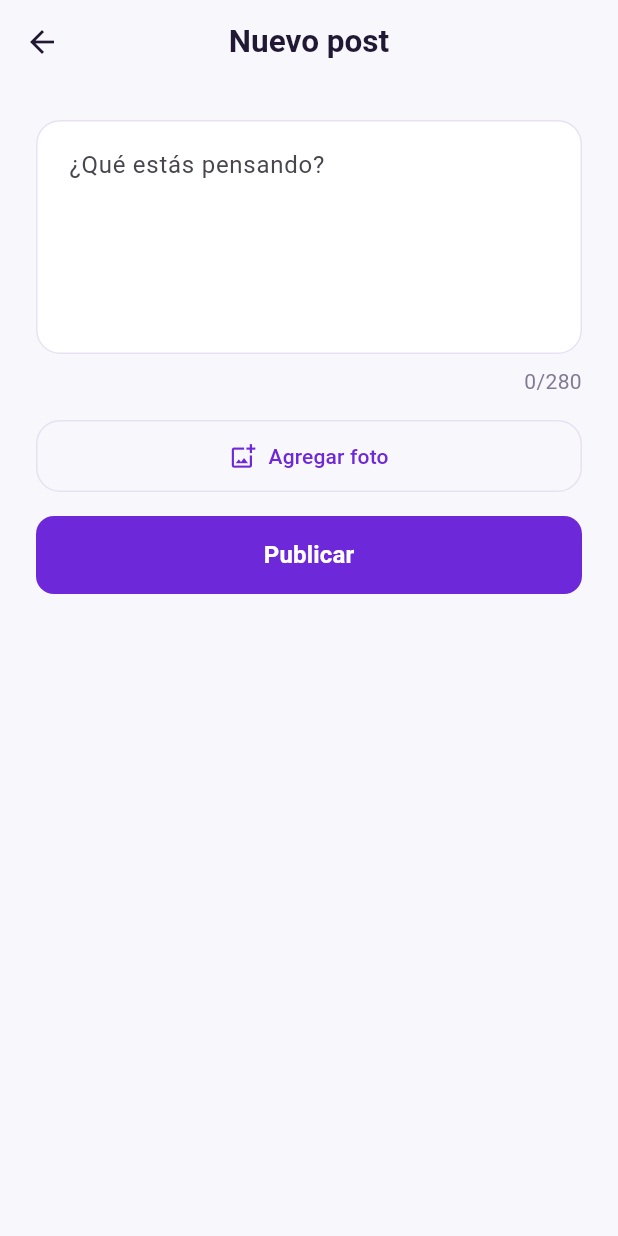
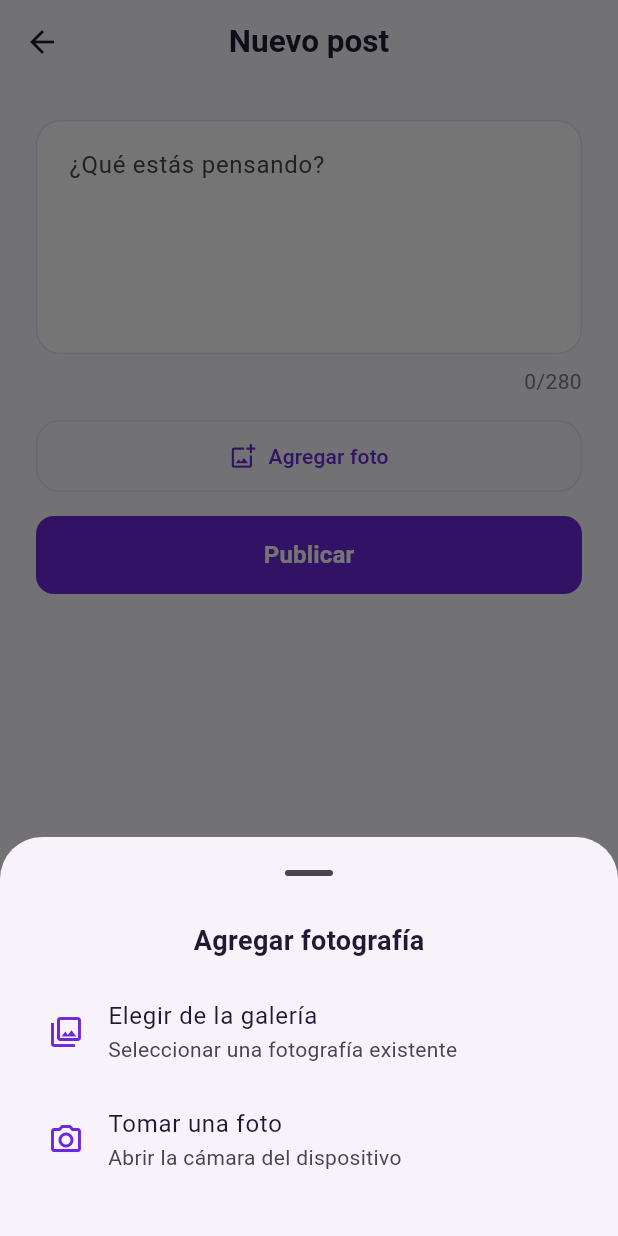
Before and after one commit to MarianaDeLaCruz06/labs_apps_moviles, a Flutter app: the ComposeScreen screen opened by its route, after a tap on "Agregar foto", on a phone screen of 412 x 824 dp. Run offline on Flutter 3.47's test engine with Material 3 defaults, Android fonts, the phone set to English and light mode, and no system bars; our stand-ins replace flutter_bloc, image_picker, supabase_flutter; accounts and stored records are empty.

Commit message:
feat(lab7): complete gallery and camera selection

```diff
--- a/lab_7/lib/features/compose/ui/bloc/compose_bloc.dart
+++ b/lab_7/lib/features/compose/ui/bloc/compose_bloc.dart
@@ -25,7 +25,7 @@ class ComposeBloc extends Bloc<ComposeEvent, ComposeState> {
     Emitter<ComposeState> emit,
   ) async {
     try {
-      final photo = await _pickImage();
+      final photo = await _pickImage(source: event.source);
 
       // Si cancela la galería, no cambia nada.
       if (photo == null) return;
--- a/lab_7/lib/features/compose/ui/bloc/compose_event.dart
+++ b/lab_7/lib/features/compose/ui/bloc/compose_event.dart
@@ -1,11 +1,17 @@
+import 'package:moviles_auth/features/avatar/domain/entities/photo_source.dart';
+
 /// Something the compose screen asks the ComposeBloc to do.
 abstract class ComposeEvent {}
 
 /// The user wants to attach a photo from the gallery.
 class ComposePhotoRequested extends ComposeEvent {
+  final PhotoSource source;
+
+  ComposePhotoRequested({this.source = PhotoSource.gallery});
+
   @override
   String toString() {
-    return 'ComposePhotoRequested()';
+    return 'ComposePhotoRequested(source: $source)';
   }
 }
 
--- a/lab_7/lib/features/compose/ui/screens/compose_screen.dart
+++ b/lab_7/lib/features/compose/ui/screens/compose_screen.dart
@@ -3,12 +3,14 @@ import 'package:flutter_bloc/flutter_bloc.dart';
 
 import 'package:moviles_auth/components/error_message.dart';
 import 'package:moviles_auth/components/primary_button.dart';
+import 'package:moviles_auth/features/avatar/domain/entities/photo_source.dart';
 import 'package:moviles_auth/features/compose/ui/bloc/compose_bloc.dart';
 import 'package:moviles_auth/features/compose/ui/bloc/compose_event.dart';
 import 'package:moviles_auth/features/compose/ui/bloc/compose_state.dart';
 import 'package:moviles_auth/theme/app_theme.dart';
 
-/// Writes a new post, with an optional photo, and goes back to the wall once it is published.
+/// Writes a new post with an optional photo.
+/// Returns to the wall after publishing successfully.
 class ComposeScreen extends StatefulWidget {
   const ComposeScreen({super.key});
 
@@ -20,30 +22,105 @@ class ComposeScreen extends StatefulWidget {
 
 class _ComposeScreenState extends State<ComposeScreen> {
   static const maxLength = 280;
+
   final _contentController = TextEditingController();
 
   @override
   void initState() {
     super.initState();
-    _contentController.addListener(() => setState(() {}));
+
+    _contentController.addListener(_updateCharacterCount);
+  }
+
+  void _updateCharacterCount() {
+    if (mounted) {
+      setState(() {});
+    }
   }
 
   @override
   void dispose() {
+    _contentController.removeListener(_updateCharacterCount);
     _contentController.dispose();
     super.dispose();
   }
 
+  /// Shows a menu to select the photo source.
+  Future<void> _choosePhotoSource() async {
+    final source = await showModalBottomSheet<PhotoSource>(
+      context: context,
+      showDragHandle: true,
+      builder: (sheetContext) {
+        return SafeArea(
+          child: Padding(
+            padding: const EdgeInsets.fromLTRB(16, 8, 16, 20),
+            child: Column(
+              mainAxisSize: MainAxisSize.min,
+              children: [
+                const Text(
+                  'Agregar fotografía',
+                  style: TextStyle(
+                    fontSize: 18,
+                    fontWeight: FontWeight.w700,
+                    color: AppColors.textPrimary,
+                  ),
+                ),
+
+                const SizedBox(height: 12),
+
+                ListTile(
+                  leading: const Icon(
+                    Icons.photo_library_outlined,
+                    color: AppColors.primaryDark,
+                  ),
+                  title: const Text('Elegir de la galería'),
+                  subtitle: const Text('Seleccionar una fotografía existente'),
+                  onTap: () {
+                    Navigator.pop(sheetContext, PhotoSource.gallery);
+                  },
+                ),
+
+                ListTile(
+                  leading: const Icon(
+                    Icons.camera_alt_outlined,
+                    color: AppColors.primaryDark,
+                  ),
+                  title: const Text('Tomar una foto'),
+                  subtitle: const Text('Abrir la cámara del dispositivo'),
+                  onTap: () {
+                    Navigator.pop(sheetContext, PhotoSource.camera);
+                  },
+                ),
+
+                const SizedBox(height: 8),
+              ],
+            ),
+          ),
+        );
+      },
+    );
+
+    // If the user closes the menu, nothing changes.
+    if (!mounted || source == null) return;
+
+    // Tell ComposeBloc which source was selected.
+    context.read<ComposeBloc>().add(ComposePhotoRequested(source: source));
+  }
+
+  /// Shows the selected photo or the Add photo button.
   Widget _photo(ComposeState state) {
     final photo = state.photo;
+
     if (photo == null) {
       return OutlinedButton.icon(
-        onPressed: () =>
-            context.read<ComposeBloc>().add(ComposePhotoRequested()),
+        onPressed: state.status == ComposeStatus.loading
+            ? null
+            : _choosePhotoSource,
         icon: const Icon(Icons.add_photo_alternate_outlined),
         label: const Text('Agregar foto'),
       );
     }
+
     return Stack(
       children: [
         Container(
@@ -53,21 +130,24 @@ class _ComposeScreenState extends State<ComposeScreen> {
           decoration: BoxDecoration(
             color: AppColors.lavender,
             borderRadius: BorderRadius.circular(18),
-            border: Border.all(
-              color: AppColors.border,
-            ),
+            border: Border.all(color: AppColors.border),
           ),
           child: Image.memory(
             photo.bytes,
+            width: double.infinity,
             fit: BoxFit.contain,
           ),
         ),
+
         Positioned(
           top: 8,
           right: 8,
           child: IconButton.filledTonal(
-            onPressed: () =>
-                context.read<ComposeBloc>().add(ComposePhotoRemoved()),
+            onPressed: state.status == ComposeStatus.loading
+                ? null
+                : () {
+                    context.read<ComposeBloc>().add(ComposePhotoRemoved());
+                  },
             icon: const Icon(Icons.close),
             tooltip: 'Quitar foto',
           ),
@@ -79,8 +159,10 @@ class _ComposeScreenState extends State<ComposeScreen> {
   @override
   Widget build(BuildContext context) {
     final length = _contentController.text.length;
+
     return Scaffold(
       appBar: AppBar(title: const Text('Nuevo post')),
+
       body: SafeArea(
         child: BlocListener<ComposeBloc, ComposeState>(
           listener: (context, state) {
@@ -88,10 +170,14 @@ class _ComposeScreenState extends State<ComposeScreen> {
               Navigator.pop(context, true);
             }
           },
+
           child: BlocBuilder<ComposeBloc, ComposeState>(
             builder: (context, state) {
+              final isLoading = state.status == ComposeStatus.loading;
+
               return SingleChildScrollView(
                 padding: const EdgeInsets.all(24),
+
                 child: Column(
                   crossAxisAlignment: CrossAxisAlignment.stretch,
                   children: [
@@ -99,11 +185,16 @@ class _ComposeScreenState extends State<ComposeScreen> {
                       controller: _contentController,
                       minLines: 5,
                       maxLines: 8,
+                      maxLength: maxLength,
+                      enabled: !isLoading,
                       decoration: const InputDecoration(
                         hintText: '¿Qué estás pensando?',
+                        counterText: '',
                       ),
                     ),
+
                     const SizedBox(height: 8),
+
                     Text(
                       '$length/$maxLength',
                       textAlign: TextAlign.end,
@@ -113,20 +204,30 @@ class _ComposeScreenState extends State<ComposeScreen> {
                             : AppColors.textSecondary,
                       ),
                     ),
+
                     const SizedBox(height: 16),
+
+                    // Photo preview or button to select a photo.
                     _photo(state),
+
                     const SizedBox(height: 16),
+
                     if (state.status == ComposeStatus.failure &&
                         state.errorMessage != null) ...[
                       ErrorMessage(message: state.errorMessage!),
                       const SizedBox(height: 16),
                     ],
+
                     PrimaryButton(
                       label: 'Publicar',
-                      isLoading: state.status == ComposeStatus.loading,
-                      onPressed: () => context.read<ComposeBloc>().add(
-                        ComposeSubmitted(_contentController.text),
-                      ),
+                      isLoading: isLoading,
+                      onPressed: () {
+                        if (isLoading) return;
+
+                        context.read<ComposeBloc>().add(
+                          ComposeSubmitted(_contentController.text),
+                        );
+                      },
                     ),
                   ],
                 ),
--- a/lab_7/lib/features/posts/domain/usecases/pick_post_image_usecase.dart
+++ b/lab_7/lib/features/posts/domain/usecases/pick_post_image_usecase.dart
@@ -1,4 +1,5 @@
 import 'package:moviles_auth/features/avatar/domain/entities/picked_photo.dart';
+import 'package:moviles_auth/features/avatar/domain/entities/photo_source.dart';
 import 'package:moviles_auth/features/posts/data/repository/post_repository_impl.dart';
 import 'package:moviles_auth/features/posts/domain/repository/post_repository.dart';
 
@@ -8,12 +9,10 @@ class PickPostImageUseCase {
 
   final PostRepository _posts = PostRepositoryImpl();
 
-  Future<PickedPhoto?> call() async {
-    final photo = await _posts.pickImage();
+  Future<PickedPhoto?> call({PhotoSource source = PhotoSource.gallery}) async {
+    final photo = await _posts.pickImage(source: source);
 
-    if (photo == null) {
-      return null;
-    }
+    if (photo == null) return null;
 
     if (photo.bytes.length > maxBytes) {
       throw Exception('La foto pesa más de 2 MB');
```
